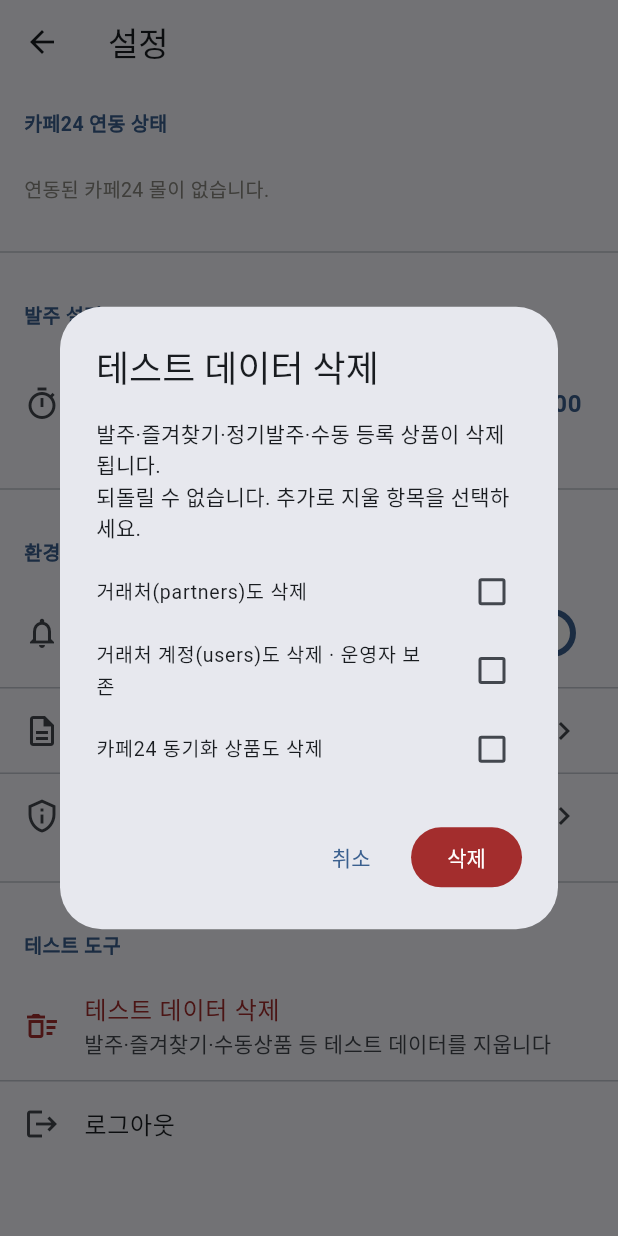
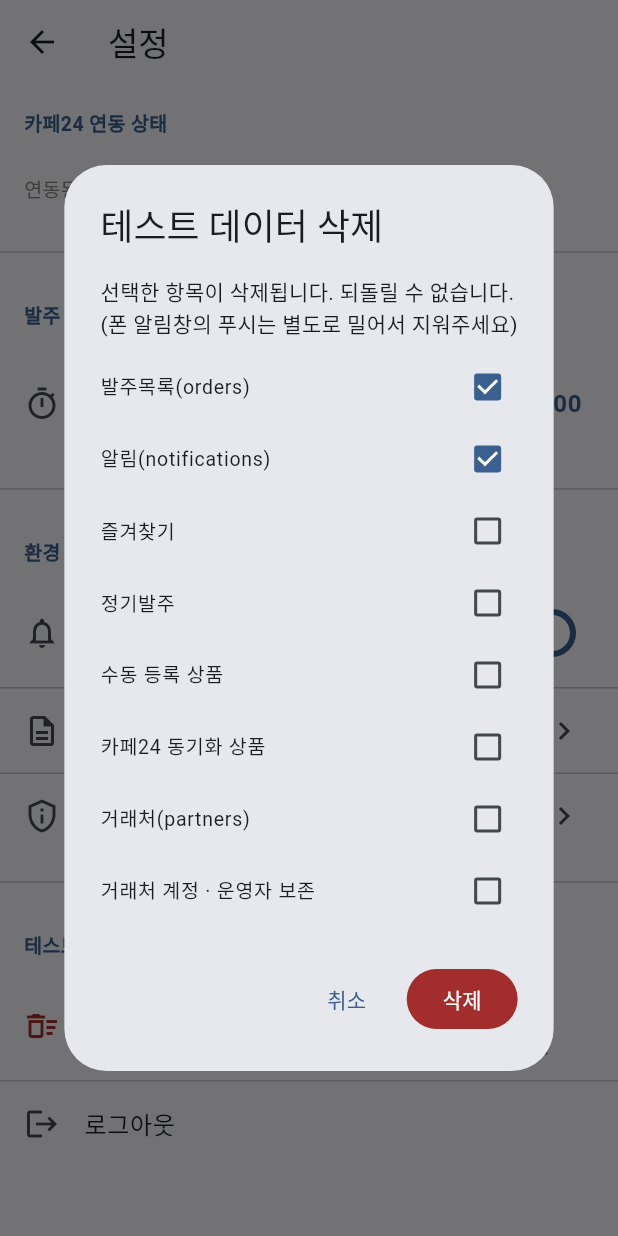
Before and after one commit to EWhaFood/EWha_OrderingSystem, a Flutter app: the AdminSettingsScreen screen opened directly with empty values, after a tap on "테스트 데이터 삭제", on a phone screen of 412 x 824 dp. Run offline on Flutter 3.47's test engine with Material 3 defaults, Android fonts, the phone set to English and light mode, and no system bars; our stand-ins replace cloud_firestore, cloud_functions, firebase_auth, firebase_core, firebase_crashlytics, firebase_messaging and 1 more; accounts and stored records are empty.

Commit message:
feat(admin): 테스트 데이터 삭제 항목별 선택 + notifications 추가
- 항목별 체크박스로 변경(기본: 발주목록·알림 선택, 나머지 해제)
- notifications 컬렉션 삭제 지원(소스엔 없으나 DB에 존재 — Admin으로 정리)
- 상품·거래처·계정은 선택 시에만 삭제

Co-Authored-By: Claude Opus 4.8 <noreply@anthropic.com>

```diff
--- a/lib/core/services/maintenance_service.dart
+++ b/lib/core/services/maintenance_service.dart
@@ -5,19 +5,29 @@ class MaintenanceService {
   static final FirebaseFunctions _fns =
       FirebaseFunctions.instanceFor(region: 'asia-northeast3');
 
-  /// 테스트 데이터 삭제(운영자·테스트모드 전용). 삭제된 컬렉션별 건수를 반환한다.
+  /// 테스트 데이터 삭제(운영자·테스트모드 전용). 선택한 항목만 지운다.
   /// secrets·cafe24Status·운영자 계정은 서버에서 항상 보존된다.
   static Future<Map<String, int>> clearTestData({
+    bool orders = false,
+    bool notifications = false,
+    bool favorites = false,
+    bool standingOrders = false,
+    bool products = false,
+    bool cafe24Products = false,
     bool partners = false,
     bool partnerUsers = false,
-    bool cafe24Products = false,
   }) async {
     final HttpsCallable callable = _fns.httpsCallable('clearTestData');
     final HttpsCallableResult<dynamic> result =
         await callable.call<dynamic>(<String, dynamic>{
+      'orders': orders,
+      'notifications': notifications,
+      'favorites': favorites,
+      'standingOrders': standingOrders,
+      'products': products,
+      'cafe24Products': cafe24Products,
       'partners': partners,
       'partnerUsers': partnerUsers,
-      'cafe24Products': cafe24Products,
     });
     final Map<dynamic, dynamic> deleted =
         (result.data as Map<dynamic, dynamic>)['deleted']
--- a/lib/features/settings/admin_settings_screen.dart
+++ b/lib/features/settings/admin_settings_screen.dart
@@ -160,10 +160,19 @@ class _AdminSettingsScreenState extends State<AdminSettingsScreen> {
     if (opts == null) return;
     try {
       final Map<String, int> r = await MaintenanceService.clearTestData(
+        orders: opts.orders,
+        notifications: opts.notifications,
+        favorites: opts.favorites,
+        standingOrders: opts.standingOrders,
+        products: opts.products,
+        cafe24Products: opts.cafe24Products,
         partners: opts.partners,
         partnerUsers: opts.partnerUsers,
-        cafe24Products: opts.cafe24Products,
       );
+      if (r.isEmpty) {
+        _toast('선택한 항목이 없습니다');
+        return;
+      }
       final int total = r.values.fold<int>(0, (int a, int b) => a + b);
       _toast('삭제 완료: 총 $total건 (${r.entries.map((MapEntry<String, int> e) => '${e.key} ${e.value}').join(', ')})');
     } on FirebaseFunctionsException catch (e) {
@@ -180,47 +189,52 @@ class _AdminSettingsScreenState extends State<AdminSettingsScreen> {
     ScaffoldMessenger.of(context).showSnackBar(SnackBar(content: Text(msg)));
   }
 
-  /// 삭제 범위 선택 + 경고 다이얼로그. 확인 시 옵션을 반환한다.
+  /// 삭제 범위 선택 + 경고 다이얼로그. 발주만 기본 선택. 확인 시 옵션을 반환한다.
   Future<_ClearOpts?> _confirmClear() {
-    bool partners = false;
-    bool partnerUsers = false;
-    bool cafe24Products = false;
+    final Map<String, bool> sel = <String, bool>{
+      'orders': true, // 발주목록 기본 선택
+      'notifications': true, // 알림 기본 선택
+      'favorites': false,
+      'standingOrders': false,
+      'products': false,
+      'cafe24Products': false,
+      'partners': false,
+      'partnerUsers': false,
+    };
+    const Map<String, String> labels = <String, String>{
+      'orders': '발주목록(orders)',
+      'notifications': '알림(notifications)',
+      'favorites': '즐겨찾기',
+      'standingOrders': '정기발주',
+      'products': '수동 등록 상품',
+      'cafe24Products': '카페24 동기화 상품',
+      'partners': '거래처(partners)',
+      'partnerUsers': '거래처 계정 · 운영자 보존',
+    };
     return showDialog<_ClearOpts>(
       context: context,
       builder: (BuildContext context) => StatefulBuilder(
         builder: (BuildContext context, StateSetter setLocal) => AlertDialog(
           title: const Text('테스트 데이터 삭제'),
-          content: Column(
+          content: SingleChildScrollView(
+            child: Column(
               mainAxisSize: MainAxisSize.min,
               crossAxisAlignment: CrossAxisAlignment.start,
               children: <Widget>[
-              const Text('발주·즐겨찾기·정기발주·수동 등록 상품이 삭제됩니다.\n'
-                  '되돌릴 수 없습니다. 추가로 지울 항목을 선택하세요.'),
+                const Text('선택한 항목이 삭제됩니다. 되돌릴 수 없습니다.\n'
+                    '(폰 알림창의 푸시는 별도로 밀어서 지워주세요)'),
                 const SizedBox(height: 8),
+                ...labels.entries.map((MapEntry<String, String> e) =>
                     CheckboxListTile(
                       dense: true,
                       contentPadding: EdgeInsets.zero,
-                title: const Text('거래처(partners)도 삭제'),
-                value: partners,
-                onChanged: (bool? v) => setLocal(() => partners = v ?? false),
+                      title: Text(e.value),
+                      value: sel[e.key],
+                      onChanged: (bool? v) =>
+                          setLocal(() => sel[e.key] = v ?? false),
+                    )),
+              ],
             ),
-              CheckboxListTile(
-                dense: true,
-                contentPadding: EdgeInsets.zero,
-                title: const Text('거래처 계정(users)도 삭제 · 운영자 보존'),
-                value: partnerUsers,
-                onChanged: (bool? v) =>
-                    setLocal(() => partnerUsers = v ?? false),
-              ),
-              CheckboxListTile(
-                dense: true,
-                contentPadding: EdgeInsets.zero,
-                title: const Text('카페24 동기화 상품도 삭제'),
-                value: cafe24Products,
-                onChanged: (bool? v) =>
-                    setLocal(() => cafe24Products = v ?? false),
-              ),
-            ],
           ),
           actions: <Widget>[
             TextButton(
@@ -229,12 +243,7 @@ class _AdminSettingsScreenState extends State<AdminSettingsScreen> {
             FilledButton(
               style: FilledButton.styleFrom(
                   backgroundColor: const Color(0xFFA32D2D)),
-              onPressed: () => Navigator.pop(
-                  context,
-                  _ClearOpts(
-                      partners: partners,
-                      partnerUsers: partnerUsers,
-                      cafe24Products: cafe24Products)),
+              onPressed: () => Navigator.pop(context, _ClearOpts(sel)),
               child: const Text('삭제'),
             ),
           ],
@@ -246,15 +255,24 @@ class _AdminSettingsScreenState extends State<AdminSettingsScreen> {
 
 /// 테스트 데이터 삭제 옵션.
 class _ClearOpts {
-  const _ClearOpts({
-    required this.partners,
-    required this.partnerUsers,
-    required this.cafe24Products,
-  });
+  _ClearOpts(Map<String, bool> m)
+      : orders = m['orders'] ?? false,
+        notifications = m['notifications'] ?? false,
+        favorites = m['favorites'] ?? false,
+        standingOrders = m['standingOrders'] ?? false,
+        products = m['products'] ?? false,
+        cafe24Products = m['cafe24Products'] ?? false,
+        partners = m['partners'] ?? false,
+        partnerUsers = m['partnerUsers'] ?? false;
 
+  final bool orders;
+  final bool notifications;
+  final bool favorites;
+  final bool standingOrders;
+  final bool products;
+  final bool cafe24Products;
   final bool partners;
   final bool partnerUsers;
-  final bool cafe24Products;
 }
 
 class _SectionHeader extends StatelessWidget {
```
Also changed, not shown: 1 other file. Lines whose indentation alone changed are shown as unchanged.
